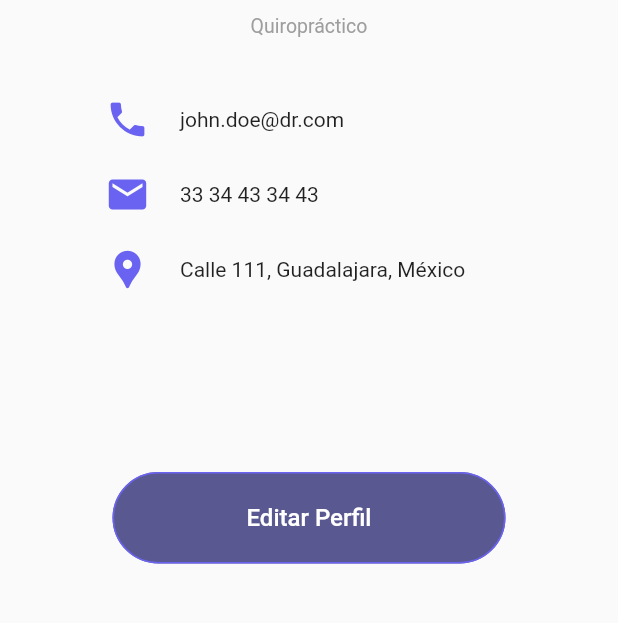
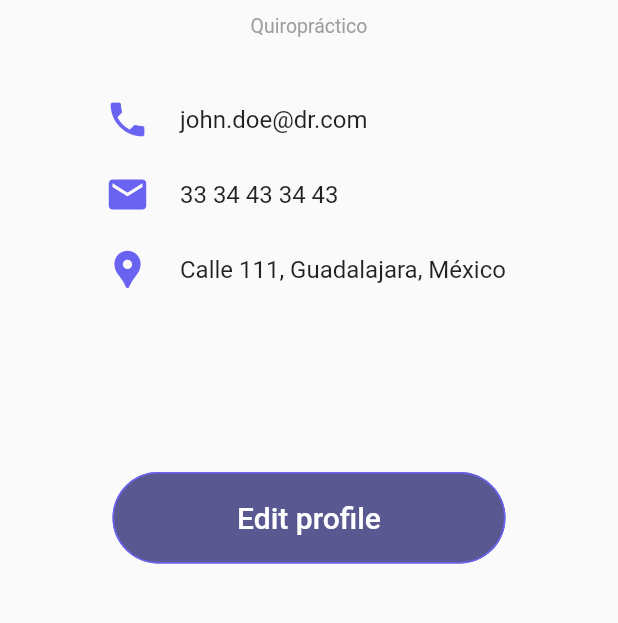
Before and after one commit to Jlsraa/App_CalendarPage, a Flutter app: the screen it shows after launch, after a tap on "John Doe", on a phone screen of 412 x 824 dp, the part 575-1198 px from its top. Run offline on Flutter 3.47's test engine with Material 2 defaults, Android fonts, the phone set to English and light mode, and no system bars; our stand-ins replace date_time_picker, syncfusion_flutter_calendar; network calls fail.

Commit message:
UI changes

```diff
--- a/lib/content/Day_Calendar/calendar_page.dart
+++ b/lib/content/Day_Calendar/calendar_page.dart
@@ -39,14 +39,14 @@ class _CalendarPageState extends State<CalendarPage> {
     return Scaffold(
       appBar: getCustomAppBar(context),
       body: Padding(
-        padding: const EdgeInsets.fromLTRB(40, 0, 40, 40),
+        padding: const EdgeInsets.fromLTRB(40, 0, 40, 0),
         child: Column(
           // Bienvenida al usuario con su nombre
           children: [
             Row(
               children: [
                 Text(
-                  "Bienvenido, John",
+                  "Welcome, John",
                   textAlign: TextAlign.start,
                   style: TextStyle(
                       fontSize: 24,
@@ -60,7 +60,7 @@ class _CalendarPageState extends State<CalendarPage> {
                 Padding(
                   padding: const EdgeInsets.fromLTRB(0, 10, 10, 30),
                   child: Text(
-                    "Estas son sus consultas del día de hoy",
+                    "These are today's appointments",
                     textAlign: TextAlign.start,
                     style: TextStyle(fontSize: 16, color: Colors.black54),
                   ),
--- a/lib/content/Schedule/schedule_appointment_page.dart
+++ b/lib/content/Schedule/schedule_appointment_page.dart
@@ -1,5 +1,8 @@
+import 'package:date_time_picker/date_time_picker.dart';
 import 'package:flutter/cupertino.dart';
+import 'package:flutter/gestures.dart';
 import 'package:flutter/material.dart';
+import 'package:proyecto_01/utilities/constants.dart';
 
 import '../../utilities/components/custom_appbar.dart';
 
@@ -16,34 +19,35 @@ class _ScheduleAppointmentPageState extends State<ScheduleAppointmentPage> {
   Widget build(BuildContext context) {
     return Scaffold(
       appBar: getCustomAppBar(context),
-      body: Padding(
+      body: SingleChildScrollView(
+        child: Padding(
           padding: const EdgeInsets.fromLTRB(40, 0, 40, 40),
           child: Column(
             children: [
               Row(
                 children: [
                   Text(
-                  "Agendar Cita",
+                    "Schedule appointment",
                     textAlign: TextAlign.start,
                     style: TextStyle(fontSize: 24, fontWeight: FontWeight.bold),
                   ),
                 ],
               ),
               SizedBox(
-              height: 8.0,
+                height: 15.0,
               ),
               Row(
                 mainAxisAlignment: MainAxisAlignment.spaceBetween,
                 children: [
                   Text(
-                  "Seleccione el paciente",
+                    "Select patient",
                     style: TextStyle(
                       fontSize: 16.0,
                       fontWeight: FontWeight.w600,
                     ),
                   ),
                   Text(
-                  "Agregar",
+                    "Add patient",
                     style: TextStyle(
                       fontSize: 16.0,
                       fontWeight: FontWeight.w300,
@@ -72,8 +76,33 @@ class _ScheduleAppointmentPageState extends State<ScheduleAppointmentPage> {
                           padding: const EdgeInsets.symmetric(horizontal: 32.0),
                           child: Column(
                             mainAxisAlignment: MainAxisAlignment.center,
+                            mainAxisSize: MainAxisSize.max,
+                            crossAxisAlignment: CrossAxisAlignment.start,
                             children: [
-                            Text("Alberto Romano"),
+                              Text(
+                                "Alberto Romano",
+                                style: TextStyle(
+                                    color: Colors.white,
+                                    fontWeight: FontWeight.bold,
+                                    fontSize: 18),
+                              ),
+                              SizedBox(
+                                height: 15,
+                              ),
+                              Text(
+                                "Last visit:",
+                                textAlign: TextAlign.start,
+                                style: TextStyle(
+                                  color: Colors.white,
+                                ),
+                              ),
+                              Text(
+                                "3 May, 2022",
+                                textAlign: TextAlign.start,
+                                style: TextStyle(
+                                  color: Colors.white,
+                                ),
+                              ),
                             ],
                           ),
                         ),
@@ -83,30 +112,58 @@ class _ScheduleAppointmentPageState extends State<ScheduleAppointmentPage> {
                 ),
               ),
               SizedBox(
-              height: 16.0,
+                height: 20.0,
               ),
+              Row(
+                children: [
                   Text(
-              "Seleccione la fecha y hora",
+                    "Please select date and time",
                     style: TextStyle(
                       fontSize: 16.0,
                       fontWeight: FontWeight.w600,
                     ),
                   ),
-            SizedBox(
-              height: 10.0,
+                ],
               ),
-            Expanded(
-              child: CupertinoDatePicker(
-                onDateTimeChanged: (val) {},
+              // Expanded(
+              //   child: CupertinoDatePicker(
+              //     onDateTimeChanged: (val) {},
+              //   ),
+              // ),
+              Container(
+                padding: const EdgeInsets.symmetric(horizontal: 10),
+                margin: const EdgeInsets.symmetric(vertical: 20),
+                decoration: BoxDecoration(
+                  color: Colors.white,
+                  borderRadius: BorderRadius.circular(10),
+                ),
+                child: DateTimePicker(
+                  showCursor: false,
+                  type: DateTimePickerType.dateTimeSeparate,
+                  dateMask: 'd MMM, yyyy',
+                  initialValue: DateTime.now().toString(),
+                  firstDate: DateTime(2010),
+                  lastDate: DateTime(2050),
+                  icon: const Icon(Icons.event),
+                  dateLabelText: 'Date',
+                  timeLabelText: "Hour",
+                  onChanged: (value) => print(value),
+                  onSaved: (value) => print(value),
                 ),
               ),
+              Row(
+                children: [
                   Text(
-              "Nota",
+                    "Notes",
+                    textAlign: TextAlign.start,
                     style: TextStyle(
                       fontSize: 16.0,
                       fontWeight: FontWeight.w600,
                     ),
                   ),
+                ],
+              ),
+              SizedBox(height: 15),
               TextField(
                 decoration: InputDecoration(
                   enabledBorder: OutlineInputBorder(
@@ -115,25 +172,23 @@ class _ScheduleAppointmentPageState extends State<ScheduleAppointmentPage> {
                   focusedBorder: OutlineInputBorder(
                     borderSide: BorderSide(color: Colors.transparent),
                   ),
-                hintText: "Agregar notas",
+                  hintText: "Add notes...",
                   filled: true,
                   fillColor: Color.fromARGB(255, 225, 234, 249),
                   border: OutlineInputBorder(
                     borderRadius: BorderRadius.all(
-                    Radius.circular(16.0),
+                      Radius.circular(30.0),
                     ),
                   ),
                 ),
                 maxLines: 30,
                 minLines: 5,
               ),
-            SizedBox(
-              height: 20,
-            ),
+              SizedBox(height: 25),
               ElevatedButton(
                 onPressed: () {},
                 style: ButtonStyle(
-                fixedSize: MaterialStateProperty.all(Size(262, 61)),
+                  fixedSize: MaterialStateProperty.all(Size(330, 61)),
                   elevation: MaterialStateProperty.all(0.0),
                   shape: MaterialStateProperty.all<RoundedRectangleBorder>(
                     RoundedRectangleBorder(
@@ -145,13 +200,14 @@ class _ScheduleAppointmentPageState extends State<ScheduleAppointmentPage> {
                   ),
                 ),
                 child: Text(
-                "Agendar",
-                style: TextStyle(fontSize: 16),
+                  "Schedule",
+                  style: TextStyle(fontSize: 20),
                 ),
               )
             ],
           ),
         ),
+      ),
     );
   }
 }
--- a/lib/content/appointments/appointment_page.dart
+++ b/lib/content/appointments/appointment_page.dart
@@ -14,7 +14,9 @@ class _AppointmentPageState extends State<AppointmentPage> {
   Widget build(BuildContext context) {
     return Scaffold(
       appBar: getCustomAppBar(context),
-      body: SfCalendar(
+      body: Padding(
+        padding: const EdgeInsets.symmetric(horizontal: 40.0),
+        child: SfCalendar(
           firstDayOfWeek: 1,
           view: CalendarView.month,
           showDatePickerButton: true,
@@ -34,6 +36,7 @@ class _AppointmentPageState extends State<AppointmentPage> {
             dayFormat: 'EEE',
           ),
         ),
+      ),
     );
   }
 }
--- a/lib/content/profile/edit_profile_page.dart
+++ b/lib/content/profile/edit_profile_page.dart
@@ -15,7 +15,8 @@ class _EditProfileState extends State<EditProfile> {
   Widget build(BuildContext context) {
     return Scaffold(
       appBar: getSimpleAppBar(context),
-      body: Center(
+      body: SingleChildScrollView(
+        child: Center(
           child: Column(
             children: [
               CircleAvatar(
@@ -28,25 +29,30 @@ class _EditProfileState extends State<EditProfile> {
                 height: 16.0,
               ),
               Text(
-              "Cambiar foto de perfil",
+                "Change profile picture",
                 style: TextStyle(
                   fontSize: 16.0,
                   fontWeight: FontWeight.w300,
                 ),
               ),
               SizedBox(height: 16.0),
-            CustomInput(label: "Nombre"),
+              CustomInput(label: "Name"),
               SizedBox(height: 16.0),
-            CustomInput(label: "Título"),
+              CustomInput(label: "Specialty"),
               SizedBox(height: 16.0),
-            CustomInput(label: "Número telefónico"),
+              CustomInput(label: "Telephone Number"),
               SizedBox(height: 16.0),
-            CustomInput(label: "Correo Electrónico"),
+              CustomInput(label: "E-mail"),
               SizedBox(height: 16.0),
-            CustomInput(label: "Ubicación"),
-            SizedBox(height: 16.0),
+              CustomInput(label: "Location"),
+              SizedBox(height: 30.0),
+              Padding(
+                padding: const EdgeInsets.symmetric(horizontal: 40),
+                child: Row(
+                  mainAxisAlignment: MainAxisAlignment.end,
+                  crossAxisAlignment: CrossAxisAlignment.center,
+                  children: [
                     Row(
-              mainAxisAlignment: MainAxisAlignment.spaceAround,
                       children: [
                         ElevatedButton(
                           style: ButtonStyle(
@@ -58,27 +64,40 @@ class _EditProfileState extends State<EditProfile> {
                             Navigator.pop(context);
                           },
                           child: Text(
-                    "Cancelar",
-                    style: TextStyle(color: Colors.grey[700]),
+                            "Cancel",
+                            style: TextStyle(
+                              color: Colors.grey[700],
+                              fontSize: 18,
+                            ),
                           ),
                         ),
                         ElevatedButton(
                           onPressed: () {},
-                  child: Text("Guardar"),
+                          child: Text(
+                            "Save Changes",
+                            style: TextStyle(fontSize: 18),
+                          ),
                           style: ButtonStyle(
                             padding: MaterialStateProperty.all<EdgeInsets>(
-                      EdgeInsets.symmetric(horizontal: 32.0, vertical: 16.0),
+                              EdgeInsets.symmetric(
+                                  horizontal: 32.0, vertical: 16.0),
                             ),
-                    shape: MaterialStateProperty.all<RoundedRectangleBorder>(
+                            shape: MaterialStateProperty.all<
+                                RoundedRectangleBorder>(
                               RoundedRectangleBorder(
-                        borderRadius: BorderRadius.circular(18.0),
+                                borderRadius: BorderRadius.circular(200),
                               ),
                             ),
+                            elevation: MaterialStateProperty.all(0.0),
                           ),
                         ),
                       ],
+                    ),
+                  ],
+                ),
               )
             ],
+          ),
         ),
       ),
     );
--- a/lib/content/profile/profile.dart
+++ b/lib/content/profile/profile.dart
@@ -87,7 +87,7 @@ class _ProfileState extends State<Profile> {
                         ),
                         Text(
                           "john.doe@dr.com",
-                          style: TextStyle(fontSize: 14),
+                          style: TextStyle(fontSize: 16),
                         ),
                       ],
                     ),
@@ -106,7 +106,7 @@ class _ProfileState extends State<Profile> {
                         ),
                         Text(
                           "33 34 43 34 43",
-                          style: TextStyle(fontSize: 14),
+                          style: TextStyle(fontSize: 16),
                         ),
                       ],
                     ),
@@ -125,7 +125,7 @@ class _ProfileState extends State<Profile> {
                         ),
                         Text(
                           "Calle 111, Guadalajara, México",
-                          style: TextStyle(fontSize: 14),
+                          style: TextStyle(fontSize: 16),
                         ),
                       ],
                     ),
@@ -151,9 +151,9 @@ class _ProfileState extends State<Profile> {
                 ),
                 child: TextButton(
                   child: Text(
-                    "Editar Perfil",
+                    "Edit profile",
                     style: TextStyle(
-                      fontSize: 16,
+                      fontSize: 20,
                       color: Colors.white,
                     ),
                   ),
--- a/lib/utilities/components/custom_appbar.dart
+++ b/lib/utilities/components/custom_appbar.dart
@@ -32,9 +32,9 @@ dynamic getCustomAppBar(BuildContext context) {
               'John Doe',
               textAlign: TextAlign.end,
               style: TextStyle(
-                color: Colors.grey[900],
-                fontWeight: FontWeight.w300,
-              ),
+                  color: Colors.grey[900],
+                  fontWeight: FontWeight.w300,
+                  fontSize: 20),
             ),
           ),
         ),
--- a/pubspec.yaml
+++ b/pubspec.yaml
@@ -27,6 +27,7 @@ environment:
 # the latest version available on pub.dev. To see which dependencies have newer
 # versions available, run `flutter pub outdated`.
 dependencies:
+  date_time_picker:
   flutter:
     sdk: flutter
 
```
Also changed, not shown: pubspec.lock. Lines whose indentation alone changed are shown as unchanged.
